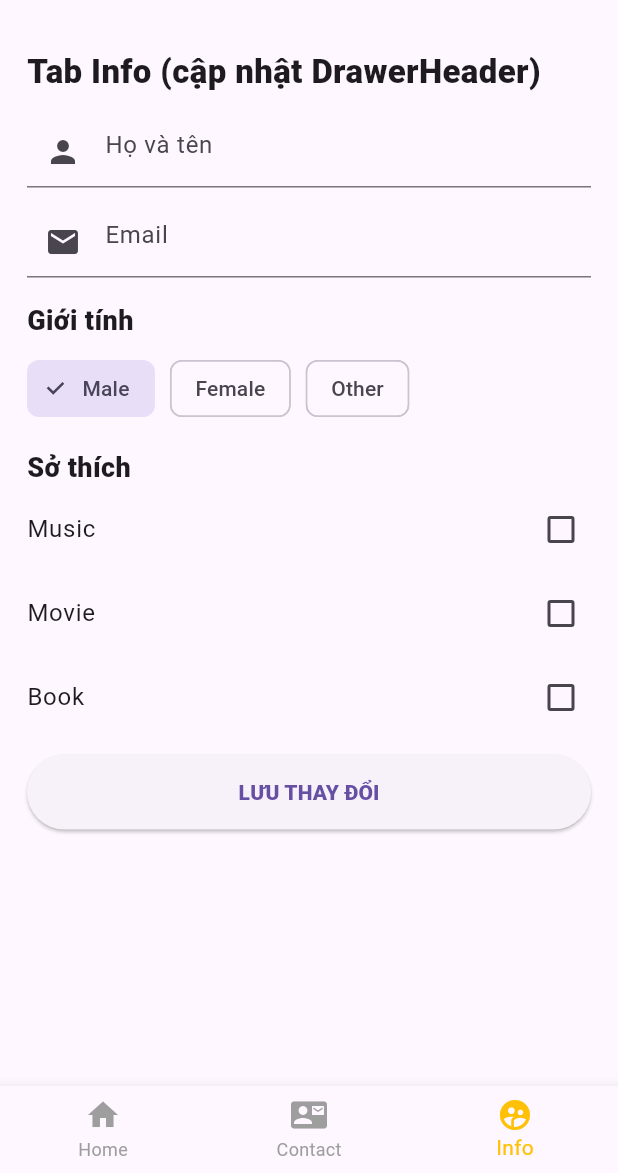
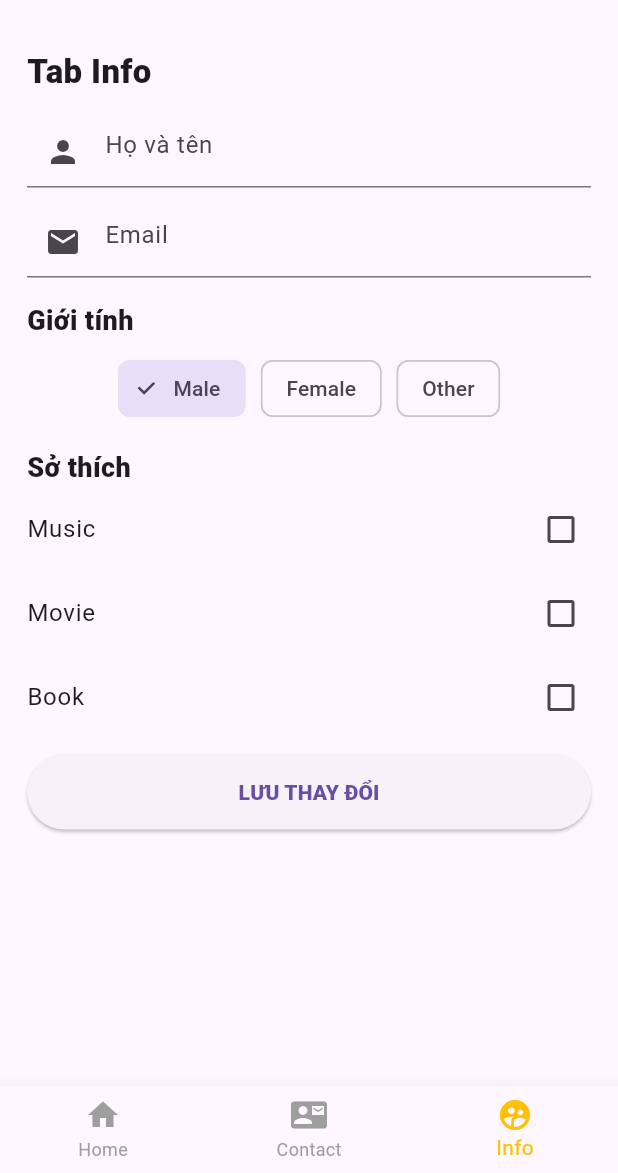
Before and after one commit to Namhahaha1110/BaiTapLTDDNC_TH, a Flutter app: the Mainpage screen opened directly, item 3 of the bottom bar chosen, on a phone screen of 412 x 824 dp, the part 63-1236 px from its top. Run offline on Flutter 3.47's test engine with Material 3 defaults, Android fonts, the light colour scheme and no system bars; our stand-ins replace shared_preferences; accounts and stored records are empty.

Commit message:
fix ui info_tab

```diff
--- a/lib/page/info_tab.dart
+++ b/lib/page/info_tab.dart
@@ -125,7 +125,7 @@ class _InfoTabState extends State<InfoTab> {
           crossAxisAlignment: CrossAxisAlignment.start,
           children: [
             const Text(
-              'Tab Info (cập nhật DrawerHeader)',
+              'Tab Info',
               style: TextStyle(fontSize: 22, fontWeight: FontWeight.w900),
             ),
             const SizedBox(height: 14),
@@ -157,8 +157,8 @@ class _InfoTabState extends State<InfoTab> {
             ),
             const SizedBox(height: 8),
 
-            // Dùng ChoiceChip để không lỗi UI như Radio (bị xuống dòng)
-            Wrap(
+            Center(
+              child: Wrap(
                 spacing: 10,
                 runSpacing: 10,
                 children: [
@@ -178,6 +178,7 @@ class _InfoTabState extends State<InfoTab> {
                     onSelected: (_) => setState(() => _gender = 2),
                   ),
                 ],
+              ),
             ),
 
             const SizedBox(height: 16),
```
Lines whose indentation alone changed are shown as unchanged.
